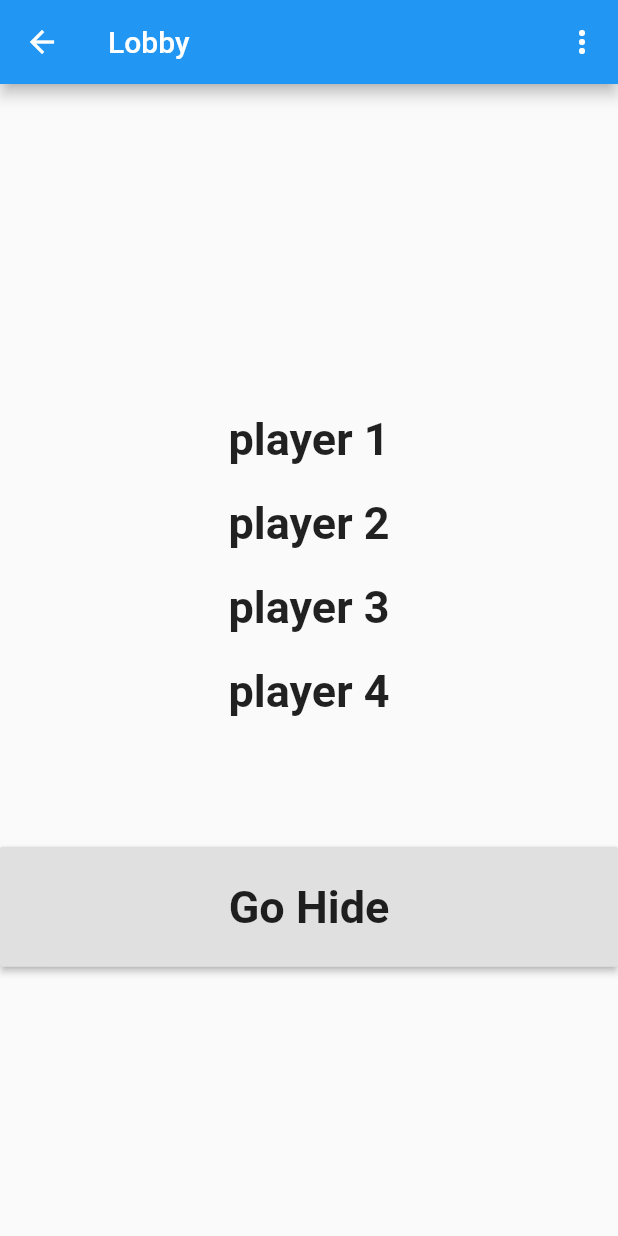
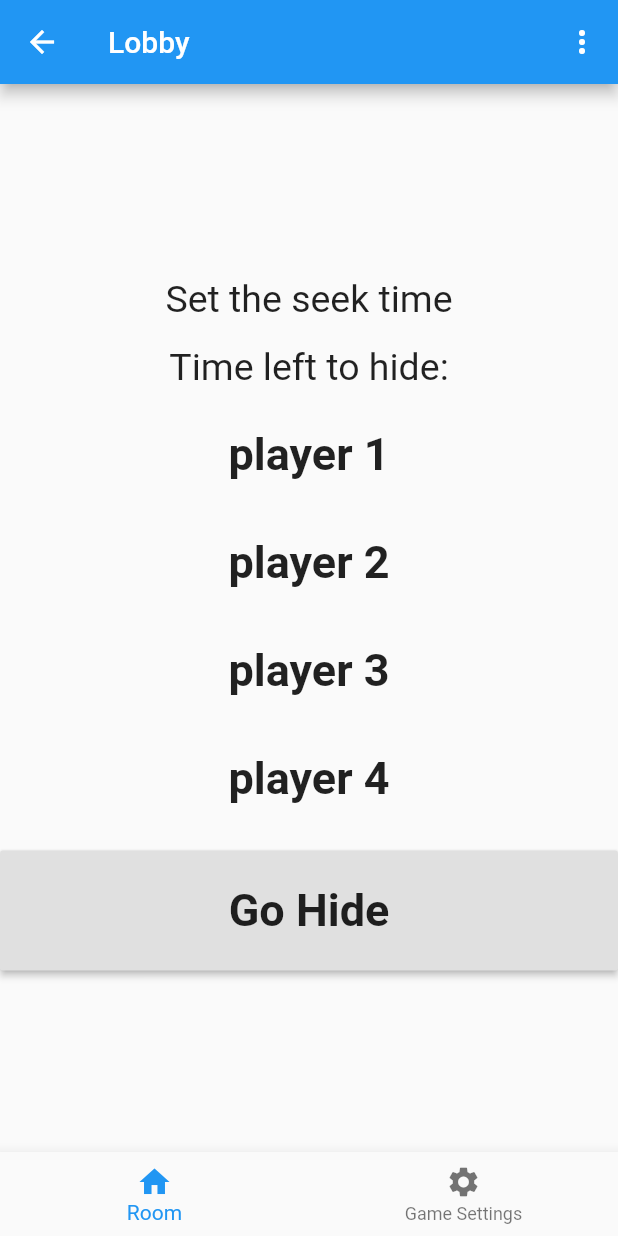
Before and after one commit to NC-project-team-2020/hide-and-seek, a Flutter app: the Lobby screen opened by its route, on a phone screen of 412 x 824 dp. Run offline on Flutter 3.47's test engine with Material 2 defaults, Android fonts, the phone set to English and light mode, and no system bars; our stand-ins replace shared_preferences; accounts and stored records are empty.

Commit message:
options for game are mostly done, issue with player select not showing on change

```diff
--- a/lib/pages/Lobby.dart
+++ b/lib/pages/Lobby.dart
@@ -13,10 +13,12 @@ class Lobby extends StatefulWidget {
 class _LobbyState extends State<Lobby> with SingleTickerProviderStateMixin {
   var _players = ['player 1', 'player 2', 'player 3', 'player 4'];
 
-  int _start = 10;
-  int _current = 10;
-  //Need a way to get input from user to set time....
+  int _start;
+  int _current;
+  int _gameTime;
+  String _gameTimeText;
   String elapsedTime = '';
+  String selectedHider;
   bool startStop = false;
 
   void startTimer() {
@@ -47,6 +49,8 @@ class _LobbyState extends State<Lobby> with SingleTickerProviderStateMixin {
 
   @override
   Widget build(BuildContext context) {
+    print(selectedHider);
+
     return new Scaffold(
       appBar: new AppBar(
         title: Text('Lobby'),
@@ -68,8 +72,26 @@ class _LobbyState extends State<Lobby> with SingleTickerProviderStateMixin {
         mainAxisAlignment: MainAxisAlignment.center,
         crossAxisAlignment: CrossAxisAlignment.stretch,
         children: <Widget>[
-          Text(elapsedTime,
+          _gameTimeText == null
+              ? Padding(
+                  padding: const EdgeInsets.all(8.0),
+                  child: Text(
+                    'Set the seek time',
+                    style: TextStyle(fontSize: 25.0),
+                    textAlign: TextAlign.center,
+                  ),
+                )
+              : Padding(
+                  padding: const EdgeInsets.all(8.0),
+                  child: Text('Seek Time: $_gameTimeText',
+                      style: TextStyle(fontSize: 25.0),
+                      textAlign: TextAlign.center),
+                ),
+          Padding(
+            padding: const EdgeInsets.all(8.0),
+            child: Text('Time left to hide: $elapsedTime',
                 style: TextStyle(fontSize: 25.0), textAlign: TextAlign.center),
+          ),
           SizedBox(
             width: 150,
             height: 300,
@@ -77,9 +99,13 @@ class _LobbyState extends State<Lobby> with SingleTickerProviderStateMixin {
                 itemCount: _players.length,
                 itemBuilder: (context, index) {
                   final player = _players[index];
-                  return ListTile(
+                  return Padding(
+                    padding: const EdgeInsets.all(8.0),
+                    child: ListTile(
                         title: Text(
-                        player,
+                          player == selectedHider
+                              ? "$player is the hider"
+                              : player,
                           textAlign: TextAlign.center,
                           style: TextStyle(
                             fontWeight: FontWeight.bold,
@@ -88,7 +114,8 @@ class _LobbyState extends State<Lobby> with SingleTickerProviderStateMixin {
                         ),
                         onTap: () {
                           _showcontent(context);
-                      });
+                        }),
+                  );
                 }),
           ),
           SizedBox(
@@ -106,6 +133,23 @@ class _LobbyState extends State<Lobby> with SingleTickerProviderStateMixin {
             ),
           ),
         ],
+      ),
+      bottomNavigationBar: BottomNavigationBar(
+        items: const <BottomNavigationBarItem>[
+          BottomNavigationBarItem(
+            icon: Icon(Icons.home),
+            title: Text('Room'),
+          ),
+          BottomNavigationBarItem(
+            icon: Icon(Icons.settings),
+            title: Text('Game Settings'),
+          )
+        ],
+        onTap: (value) {
+          if (value == 1) {
+            gameSettings(context);
+          }
+        },
       ),
     );
   }
@@ -129,6 +173,79 @@ class _LobbyState extends State<Lobby> with SingleTickerProviderStateMixin {
     } else if (value == 'Settings') {
       print('Settings');
     }
+  }
+
+  gameSettings(BuildContext context) {
+    return showDialog(
+      context: context,
+      builder: (context) {
+        return AlertDialog(
+          title: Text('Set number of minutes for hunt and seek time'),
+          content: settingsSelect(),
+        );
+      },
+    );
+  }
+
+  settingsSelect() {
+    TextEditingController _c = new TextEditingController();
+    TextEditingController _g = new TextEditingController();
+    return Container(
+      child: Column(
+        mainAxisSize: MainAxisSize.min,
+        children: <Widget>[
+          TextField(
+            keyboardType: TextInputType.number,
+            controller: _c,
+            decoration: new InputDecoration(labelText: 'Hunt Time'),
+          ),
+          TextField(
+            keyboardType: TextInputType.number,
+            controller: _g,
+            decoration: new InputDecoration(labelText: 'Seek Time'),
+          ),
+          DropdownButton(
+            hint: Text('Choose who will hide'),
+            onChanged: (String val) {
+              setState(() {
+                selectedHider = val;
+              });
+            },
+            value: this.selectedHider,
+            items: _players.map((String value) {
+              return new DropdownMenuItem<String>(
+                value: value,
+                child: new Text(value),
+              );
+            }).toList(),
+          ),
+          Row(
+            mainAxisAlignment: MainAxisAlignment.spaceBetween,
+            children: [
+              MaterialButton(
+                  elevation: 5.0,
+                  child: Text('Close'),
+                  onPressed: () {
+                    Navigator.of(context).pop();
+                  }),
+              MaterialButton(
+                  elevation: 5.0,
+                  child: Text('Set'),
+                  onPressed: () {
+                    setState(() {
+                      this._start = int.parse(_c.text) * 60;
+                      this._current = int.parse(_c.text) * 60;
+                      this._gameTime = int.parse(_g.text) * 60;
+                      this._gameTimeText =
+                          transformSeconds(int.parse(_g.text) * 60);
+                    });
+                    Navigator.of(context).pop();
+                  }),
+            ],
+          ),
+        ],
+      ),
+    );
   }
 
   void _showcontent(BuildContext context) {
```
Lines whose indentation alone changed are shown as unchanged.
